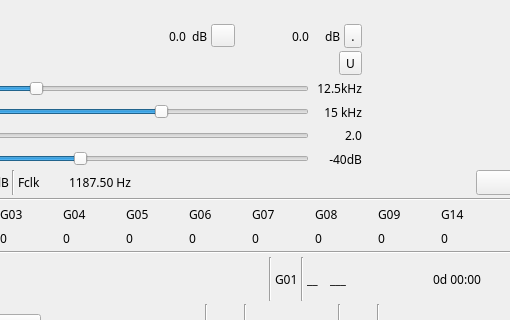
Qt form plugins/channelrx/demodbfm/bfmdemodgui.ui (f4exb/sdrangel) before a commit; both pictures show x 288 to 798 and y 0 to 320 of the 798 by 472 pixel window.
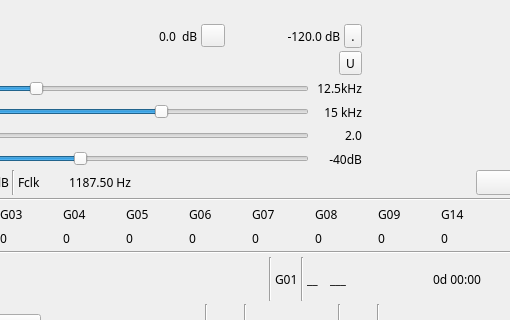
The same form after that commit. Icons and pictures are not drawn. Custom widgets are drawn as their Qt base class.

Commit message: BFM demod: fixed pilot power GUI display

What changed in the file:
```diff
--- a/plugins/channelrx/demodbfm/bfmdemodgui.ui
+++ b/plugins/channelrx/demodbfm/bfmdemodgui.ui
@@ -234,7 +234,7 @@
          <widget class="QLabel" name="pilotPower">
           <property name="minimumSize">
            <size>
-            <width>30</width>
+            <width>40</width>
             <height>0</height>
            </size>
           </property>
@@ -242,7 +242,10 @@
            <string>Pilot power</string>
           </property>
           <property name="text">
-           <string>0.0</string>
+           <string>-120.0</string>
+          </property>
+          <property name="alignment">
+           <set>Qt::AlignRight|Qt::AlignTrailing|Qt::AlignVCenter</set>
           </property>
          </widget>
         </item>
```
